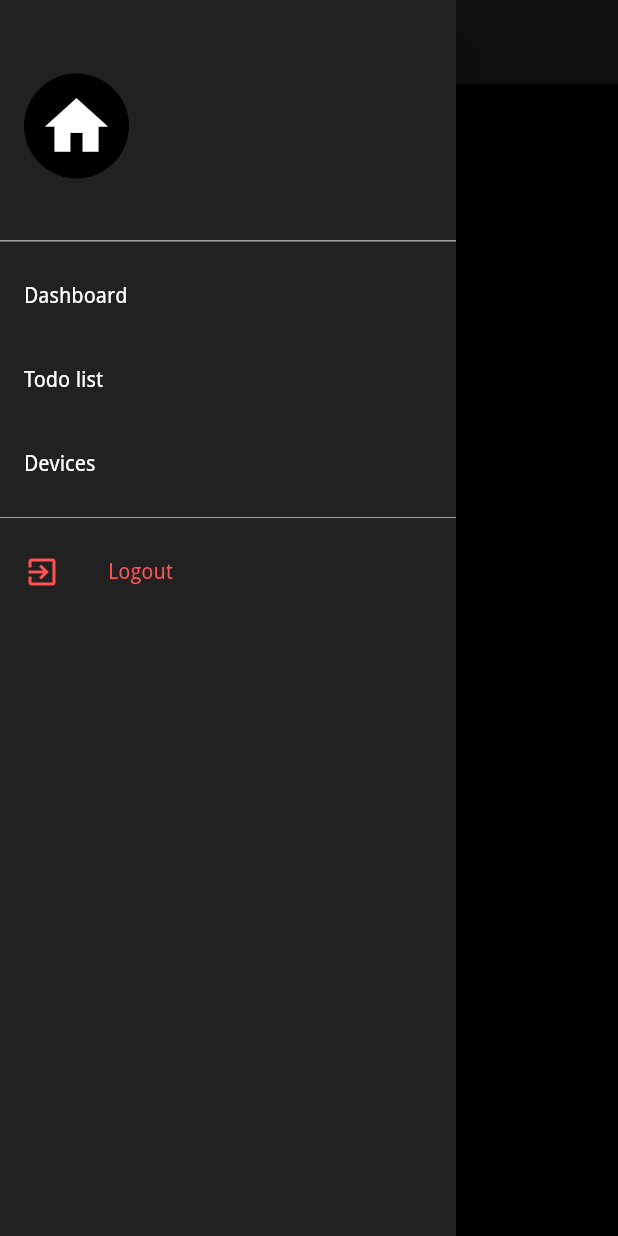
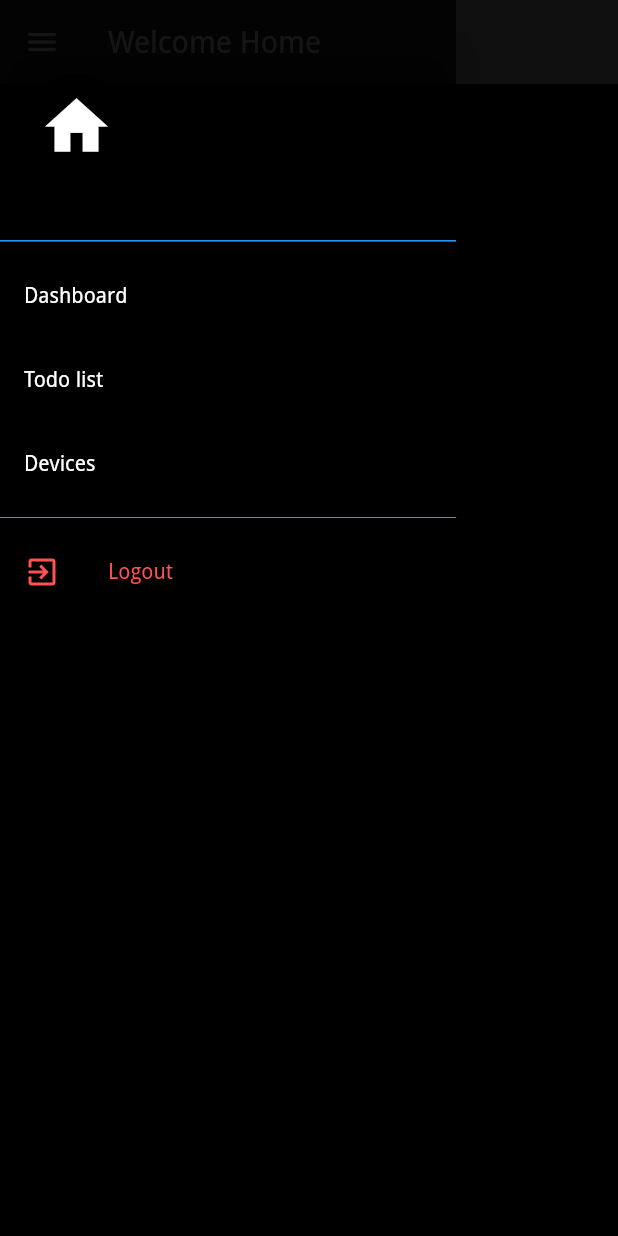
Before and after one commit to Stanley1551/HomeApp, a Flutter app: the HomePage screen opened by its route, with the side drawer open, on a phone screen of 412 x 824 dp. Run offline on Flutter 3.47's test engine with Material 2 defaults, Android fonts, the phone set to English and light mode, and no system bars; our stand-ins replace bloc, equatable, expandable, firebase_core, firebase_database, flutter_bloc and 3 more; missing offline and left inert: global_configuration; accounts and stored records are empty.

Commit message:
Navigationdrawer made transparent

```diff
--- a/lib/CustomControls/CustomDrawer.dart
+++ b/lib/CustomControls/CustomDrawer.dart
@@ -7,6 +7,8 @@ import 'package:homeapp/bloc/Navigation/navigation_bloc.dart';
 import 'CustomDialog.dart';
 
 class CustomDrawer extends StatelessWidget {
+  Color _backgroundColor = Color.fromARGB(205, 0, 0, 0);
+
   @override
   Widget build(context) {
     Future<String> _userName =
@@ -15,7 +17,7 @@ class CustomDrawer extends StatelessWidget {
     return Drawer(
       child: Container(
         decoration: BoxDecoration(
-          color: Colors.grey[900],
+          color: _backgroundColor,
           //border: BorderDirectional(end: BorderSide(color: Colors.blue))
         ),
         child: ListView(
@@ -50,10 +52,10 @@ class CustomDrawer extends StatelessWidget {
               ),
               curve: Curves.easeInOut,
               decoration: BoxDecoration(
-                  color: Colors.grey[900],
+                  //color: _backgroundColor,
                   border: BorderDirectional(
-                    bottom: BorderSide(color: Colors.grey),
-                  )),
+                bottom: BorderSide(color: Colors.blue),
+              )),
             ),
             ListTile(
                 title: Text('Dashboard'),
@@ -73,7 +75,7 @@ class CustomDrawer extends StatelessWidget {
               },
             ),
             Divider(
-              color: Colors.grey,
+              color: Colors.blueAccent,
             ),
             ListTile(
               onTap: () => _logoutClicked(context),
--- a/lib/Pages/HomePage.dart
+++ b/lib/Pages/HomePage.dart
@@ -19,7 +19,10 @@ class HomePage extends StatelessWidget {
           return NavigationBloc();
         },
         child: Scaffold(
-            drawer: CustomDrawer(),
+            drawer: Theme(
+                data:
+                    Theme.of(context).copyWith(canvasColor: Colors.transparent),
+                child: CustomDrawer()),
             appBar: AppBar(
               title: Text('Welcome Home'),
             ),
```
